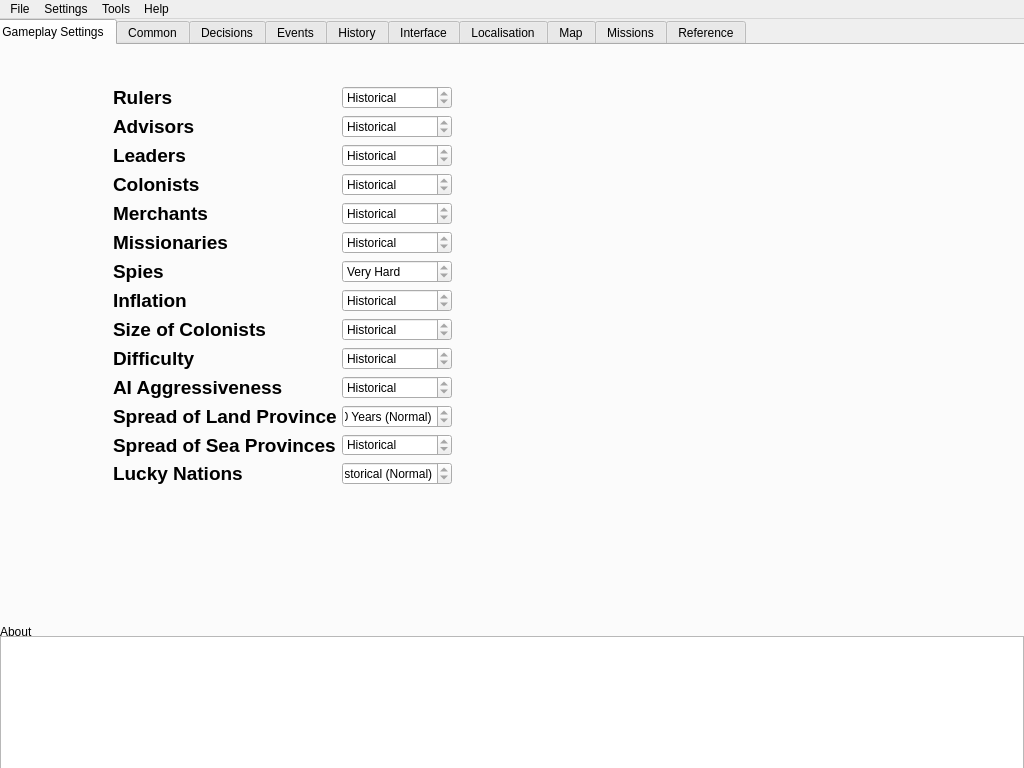
This is BraveNewModder/ui/bravenewmodder.ui in ADataGMan/bravenewmodder as Qt 5 draws it before an edit. The edited form follows.
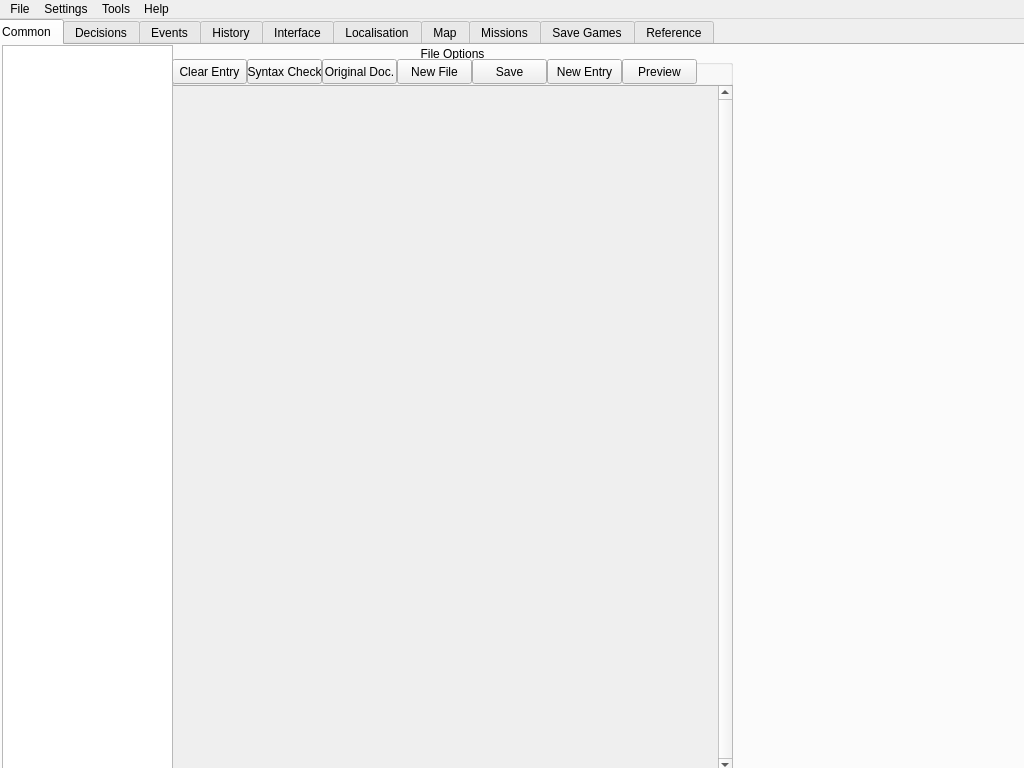
This is the edited form. The open tabs and pages were chosen to show the change.

The edit to the form file:
```diff
--- a/BraveNewModder/ui/bravenewmodder.ui
+++ b/BraveNewModder/ui/bravenewmodder.ui
@@ -44,430 +44,6 @@
     <property name="usesScrollButtons">
      <bool>false</bool>
     </property>
-    <widget class="QWidget" name="tabGameplaySettings">
-     <attribute name="title">
-      <string>Gameplay Settings</string>
-     </attribute>
-     <widget class="QWidget" name="formLayoutWidget">
-      <property name="geometry">
-       <rect>
-        <x>110</x>
-        <y>30</y>
-        <width>361</width>
-        <height>421</height>
-       </rect>
-      </property>
-      <layout class="QFormLayout" name="formLayout">
-       <property name="horizontalSpacing">
-        <number>6</number>
-       </property>
-       <property name="verticalSpacing">
-        <number>6</number>
-       </property>
-       <item row="0" column="0">
-        <widget class="QLabel" name="lblRulers">
-         <property name="text">
-          <string>&lt;!DOCTYPE HTML PUBLIC &quot;-//W3C//DTD HTML 4.0//EN&quot; &quot;http://www.w3.org/TR/REC-html40/strict.dtd&quot;&gt;
-&lt;html&gt;&lt;head&gt;&lt;meta name=&quot;qrichtext&quot; content=&quot;1&quot; /&gt;&lt;style type=&quot;text/css&quot;&gt;
-p, li { white-space: pre-wrap; }
-&lt;/style&gt;&lt;/head&gt;&lt;body style=&quot; font-family:'MS Shell Dlg 2'; font-size:8.25pt; font-weight:400; font-style:normal;&quot;&gt;
-&lt;p style=&quot; margin-top:0px; margin-bottom:0px; margin-left:0px; margin-right:0px; -qt-block-indent:0; text-indent:0px;&quot;&gt;&lt;span style=&quot; font-size:14pt; font-weight:600;&quot;&gt;Rulers&lt;/span&gt;&lt;/p&gt;&lt;/body&gt;&lt;/html&gt;</string>
-         </property>
-        </widget>
-       </item>
-       <item row="0" column="1">
-        <widget class="QSpinBox" name="sbxRulers">
-         <property name="wrapping">
-          <bool>true</bool>
-         </property>
-         <property name="readOnly">
-          <bool>true</bool>
-         </property>
-         <property name="specialValueText">
-          <string>Historical</string>
-         </property>
-         <property name="maximum">
-          <number>2</number>
-         </property>
-        </widget>
-       </item>
-       <item row="1" column="0">
-        <widget class="QLabel" name="lblAdvisors">
-         <property name="text">
-          <string>&lt;!DOCTYPE HTML PUBLIC &quot;-//W3C//DTD HTML 4.0//EN&quot; &quot;http://www.w3.org/TR/REC-html40/strict.dtd&quot;&gt;
-&lt;html&gt;&lt;head&gt;&lt;meta name=&quot;qrichtext&quot; content=&quot;1&quot; /&gt;&lt;style type=&quot;text/css&quot;&gt;
-p, li { white-space: pre-wrap; }
-&lt;/style&gt;&lt;/head&gt;&lt;body style=&quot; font-family:'MS Shell Dlg 2'; font-size:8.25pt; font-weight:400; font-style:normal;&quot;&gt;
-&lt;p style=&quot; margin-top:0px; margin-bottom:0px; margin-left:0px; margin-right:0px; -qt-block-indent:0; text-indent:0px;&quot;&gt;&lt;span style=&quot; font-size:14pt; font-weight:600;&quot;&gt;Advisors&lt;/span&gt;&lt;/p&gt;&lt;/body&gt;&lt;/html&gt;</string>
-         </property>
-        </widget>
-       </item>
-       <item row="1" column="1">
-        <widget class="QSpinBox" name="sbxAdvisors">
-         <property name="wrapping">
-          <bool>true</bool>
-         </property>
-         <property name="readOnly">
-          <bool>true</bool>
-         </property>
-         <property name="specialValueText">
-          <string>Historical</string>
-         </property>
-         <property name="maximum">
-          <number>2</number>
-         </property>
-        </widget>
-       </item>
-       <item row="2" column="0">
-        <widget class="QLabel" name="lblLeaders">
-         <property name="text">
-          <string>&lt;!DOCTYPE HTML PUBLIC &quot;-//W3C//DTD HTML 4.0//EN&quot; &quot;http://www.w3.org/TR/REC-html40/strict.dtd&quot;&gt;
-&lt;html&gt;&lt;head&gt;&lt;meta name=&quot;qrichtext&quot; content=&quot;1&quot; /&gt;&lt;style type=&quot;text/css&quot;&gt;
-p, li { white-space: pre-wrap; }
-&lt;/style&gt;&lt;/head&gt;&lt;body style=&quot; font-family:'MS Shell Dlg 2'; font-size:8.25pt; font-weight:400; font-style:normal;&quot;&gt;
-&lt;p style=&quot; margin-top:0px; margin-bottom:0px; margin-left:0px; margin-right:0px; -qt-block-indent:0; text-indent:0px;&quot;&gt;&lt;span style=&quot; font-size:14pt; font-weight:600;&quot;&gt;Leaders&lt;/span&gt;&lt;/p&gt;&lt;/body&gt;&lt;/html&gt;</string>
-         </property>
-        </widget>
-       </item>
-       <item row="2" column="1">
-        <widget class="QSpinBox" name="sbxLeaders">
-         <property name="wrapping">
-          <bool>true</bool>
-         </property>
-         <property name="readOnly">
-          <bool>true</bool>
-         </property>
-         <property name="specialValueText">
-          <string>Historical</string>
-         </property>
-         <property name="maximum">
-          <number>2</number>
-         </property>
-        </widget>
-       </item>
-       <item row="3" column="0">
-        <widget class="QLabel" name="lblColonists">
-         <property name="text">
-          <string>&lt;!DOCTYPE HTML PUBLIC &quot;-//W3C//DTD HTML 4.0//EN&quot; &quot;http://www.w3.org/TR/REC-html40/strict.dtd&quot;&gt;
-&lt;html&gt;&lt;head&gt;&lt;meta name=&quot;qrichtext&quot; content=&quot;1&quot; /&gt;&lt;style type=&quot;text/css&quot;&gt;
-p, li { white-space: pre-wrap; }
-&lt;/style&gt;&lt;/head&gt;&lt;body style=&quot; font-family:'MS Shell Dlg 2'; font-size:8.25pt; font-weight:400; font-style:normal;&quot;&gt;
-&lt;p style=&quot; margin-top:0px; margin-bottom:0px; margin-left:0px; margin-right:0px; -qt-block-indent:0; text-indent:0px;&quot;&gt;&lt;span style=&quot; font-size:14pt; font-weight:600;&quot;&gt;Colonists&lt;/span&gt;&lt;/p&gt;&lt;/body&gt;&lt;/html&gt;</string>
-         </property>
-        </widget>
-       </item>
-       <item row="3" column="1">
-        <widget class="QSpinBox" name="sbxColonists">
-         <property name="wrapping">
-          <bool>true</bool>
-         </property>
-         <property name="readOnly">
-          <bool>true</bool>
-         </property>
-         <property name="specialValueText">
-          <string>Historical</string>
-         </property>
-         <property name="maximum">
-          <number>1</number>
-         </property>
-        </widget>
-       </item>
-       <item row="4" column="0">
-        <widget class="QLabel" name="lblMerchants">
-         <property name="text">
-          <string>&lt;!DOCTYPE HTML PUBLIC &quot;-//W3C//DTD HTML 4.0//EN&quot; &quot;http://www.w3.org/TR/REC-html40/strict.dtd&quot;&gt;
-&lt;html&gt;&lt;head&gt;&lt;meta name=&quot;qrichtext&quot; content=&quot;1&quot; /&gt;&lt;style type=&quot;text/css&quot;&gt;
-p, li { white-space: pre-wrap; }
-&lt;/style&gt;&lt;/head&gt;&lt;body style=&quot; font-family:'MS Shell Dlg 2'; font-size:8.25pt; font-weight:400; font-style:normal;&quot;&gt;
-&lt;p style=&quot; margin-top:0px; margin-bottom:0px; margin-left:0px; margin-right:0px; -qt-block-indent:0; text-indent:0px;&quot;&gt;&lt;span style=&quot; font-size:14pt; font-weight:600;&quot;&gt;Merchants&lt;/span&gt;&lt;/p&gt;&lt;/body&gt;&lt;/html&gt;</string>
-         </property>
-        </widget>
-       </item>
-       <item row="4" column="1">
-        <widget class="QSpinBox" name="sbxMerchants">
-         <property name="wrapping">
-          <bool>true</bool>
-         </property>
-         <property name="readOnly">
-          <bool>true</bool>
-         </property>
-         <property name="specialValueText">
-          <string>Historical</string>
-         </property>
-         <property name="maximum">
-          <number>1</number>
-         </property>
-        </widget>
-       </item>
-       <item row="5" column="0">
-        <widget class="QLabel" name="lblMissionaries">
-         <property name="text">
-          <string>&lt;!DOCTYPE HTML PUBLIC &quot;-//W3C//DTD HTML 4.0//EN&quot; &quot;http://www.w3.org/TR/REC-html40/strict.dtd&quot;&gt;
-&lt;html&gt;&lt;head&gt;&lt;meta name=&quot;qrichtext&quot; content=&quot;1&quot; /&gt;&lt;style type=&quot;text/css&quot;&gt;
-p, li { white-space: pre-wrap; }
-&lt;/style&gt;&lt;/head&gt;&lt;body style=&quot; font-family:'MS Shell Dlg 2'; font-size:8.25pt; font-weight:400; font-style:normal;&quot;&gt;
-&lt;p style=&quot; margin-top:0px; margin-bottom:0px; margin-left:0px; margin-right:0px; -qt-block-indent:0; text-indent:0px;&quot;&gt;&lt;span style=&quot; font-size:14pt; font-weight:600;&quot;&gt;Missionaries&lt;/span&gt;&lt;/p&gt;&lt;/body&gt;&lt;/html&gt;</string>
-         </property>
-        </widget>
-       </item>
-       <item row="5" column="1">
-        <widget class="QSpinBox" name="sbxMissionaries">
-         <property name="wrapping">
-          <bool>true</bool>
-         </property>
-         <property name="readOnly">
-          <bool>true</bool>
-         </property>
-         <property name="specialValueText">
-          <string>Historical</string>
-         </property>
-         <property name="maximum">
-          <number>4</number>
-         </property>
-        </widget>
-       </item>
-       <item row="6" column="0">
-        <widget class="QLabel" name="lblSpies">
-         <property name="text">
-          <string>&lt;!DOCTYPE HTML PUBLIC &quot;-//W3C//DTD HTML 4.0//EN&quot; &quot;http://www.w3.org/TR/REC-html40/strict.dtd&quot;&gt;
-&lt;html&gt;&lt;head&gt;&lt;meta name=&quot;qrichtext&quot; content=&quot;1&quot; /&gt;&lt;style type=&quot;text/css&quot;&gt;
-p, li { white-space: pre-wrap; }
-&lt;/style&gt;&lt;/head&gt;&lt;body style=&quot; font-family:'MS Shell Dlg 2'; font-size:8.25pt; font-weight:400; font-style:normal;&quot;&gt;
-&lt;p style=&quot; margin-top:0px; margin-bottom:0px; margin-left:0px; margin-right:0px; -qt-block-indent:0; text-indent:0px;&quot;&gt;&lt;span style=&quot; font-size:14pt; font-weight:600;&quot;&gt;Spies&lt;/span&gt;&lt;/p&gt;&lt;/body&gt;&lt;/html&gt;</string>
-         </property>
-        </widget>
-       </item>
-       <item row="6" column="1">
-        <widget class="QSpinBox" name="sbxSpies">
-         <property name="wrapping">
-          <bool>true</bool>
-         </property>
-         <property name="readOnly">
-          <bool>true</bool>
-         </property>
-         <property name="specialValueText">
-          <string>Very Hard</string>
-         </property>
-         <property name="maximum">
-          <number>1</number>
-         </property>
-        </widget>
-       </item>
-       <item row="7" column="0">
-        <widget class="QLabel" name="lblInflation">
-         <property name="text">
-          <string>&lt;!DOCTYPE HTML PUBLIC &quot;-//W3C//DTD HTML 4.0//EN&quot; &quot;http://www.w3.org/TR/REC-html40/strict.dtd&quot;&gt;
-&lt;html&gt;&lt;head&gt;&lt;meta name=&quot;qrichtext&quot; content=&quot;1&quot; /&gt;&lt;style type=&quot;text/css&quot;&gt;
-p, li { white-space: pre-wrap; }
-&lt;/style&gt;&lt;/head&gt;&lt;body style=&quot; font-family:'MS Shell Dlg 2'; font-size:8.25pt; font-weight:400; font-style:normal;&quot;&gt;
-&lt;p style=&quot; margin-top:0px; margin-bottom:0px; margin-left:0px; margin-right:0px; -qt-block-indent:0; text-indent:0px;&quot;&gt;&lt;span style=&quot; font-size:14pt; font-weight:600;&quot;&gt;Inflation&lt;/span&gt;&lt;/p&gt;&lt;/body&gt;&lt;/html&gt;</string>
-         </property>
-        </widget>
-       </item>
-       <item row="7" column="1">
-        <widget class="QSpinBox" name="sbxInflation">
-         <property name="wrapping">
-          <bool>true</bool>
-         </property>
-         <property name="readOnly">
-          <bool>true</bool>
-         </property>
-         <property name="specialValueText">
-          <string>Historical</string>
-         </property>
-         <property name="maximum">
-          <number>2</number>
-         </property>
-        </widget>
-       </item>
-       <item row="8" column="0">
-        <widget class="QLabel" name="lblSizeofColonists">
-         <property name="text">
-          <string>&lt;!DOCTYPE HTML PUBLIC &quot;-//W3C//DTD HTML 4.0//EN&quot; &quot;http://www.w3.org/TR/REC-html40/strict.dtd&quot;&gt;
-&lt;html&gt;&lt;head&gt;&lt;meta name=&quot;qrichtext&quot; content=&quot;1&quot; /&gt;&lt;style type=&quot;text/css&quot;&gt;
-p, li { white-space: pre-wrap; }
-&lt;/style&gt;&lt;/head&gt;&lt;body style=&quot; font-family:'MS Shell Dlg 2'; font-size:8.25pt; font-weight:400; font-style:normal;&quot;&gt;
-&lt;p style=&quot; margin-top:0px; margin-bottom:0px; margin-left:0px; margin-right:0px; -qt-block-indent:0; text-indent:0px;&quot;&gt;&lt;span style=&quot; font-size:14pt; font-weight:600;&quot;&gt;Size of Colonists&lt;/span&gt;&lt;/p&gt;&lt;/body&gt;&lt;/html&gt;</string>
-         </property>
-        </widget>
-       </item>
-       <item row="8" column="1">
-        <widget class="QSpinBox" name="sbxSizeofColonists">
-         <property name="wrapping">
-          <bool>true</bool>
-         </property>
-         <property name="readOnly">
-          <bool>true</bool>
-         </property>
-         <property name="specialValueText">
-          <string>Historical</string>
-         </property>
-         <property name="maximum">
-          <number>3</number>
-         </property>
-        </widget>
-       </item>
-       <item row="9" column="0">
-        <widget class="QLabel" name="lblDifficulty">
-         <property name="text">
-          <string>&lt;!DOCTYPE HTML PUBLIC &quot;-//W3C//DTD HTML 4.0//EN&quot; &quot;http://www.w3.org/TR/REC-html40/strict.dtd&quot;&gt;
-&lt;html&gt;&lt;head&gt;&lt;meta name=&quot;qrichtext&quot; content=&quot;1&quot; /&gt;&lt;style type=&quot;text/css&quot;&gt;
-p, li { white-space: pre-wrap; }
-&lt;/style&gt;&lt;/head&gt;&lt;body style=&quot; font-family:'MS Shell Dlg 2'; font-size:8.25pt; font-weight:400; font-style:normal;&quot;&gt;
-&lt;p style=&quot; margin-top:0px; margin-bottom:0px; margin-left:0px; margin-right:0px; -qt-block-indent:0; text-indent:0px;&quot;&gt;&lt;span style=&quot; font-size:14pt; font-weight:600;&quot;&gt;Difficulty&lt;/span&gt;&lt;/p&gt;&lt;/body&gt;&lt;/html&gt;</string>
-         </property>
-        </widget>
-       </item>
-       <item row="9" column="1">
-        <widget class="QSpinBox" name="sbxDifficulty">
-         <property name="wrapping">
-          <bool>true</bool>
-         </property>
-         <property name="readOnly">
-          <bool>true</bool>
-         </property>
-         <property name="specialValueText">
-          <string>Historical</string>
-         </property>
-         <property name="maximum">
-          <number>4</number>
-         </property>
-        </widget>
-       </item>
-       <item row="10" column="0">
-        <widget class="QLabel" name="lblAIAggressiveness">
-         <property name="text">
-          <string>&lt;!DOCTYPE HTML PUBLIC &quot;-//W3C//DTD HTML 4.0//EN&quot; &quot;http://www.w3.org/TR/REC-html40/strict.dtd&quot;&gt;
-&lt;html&gt;&lt;head&gt;&lt;meta name=&quot;qrichtext&quot; content=&quot;1&quot; /&gt;&lt;style type=&quot;text/css&quot;&gt;
-p, li { white-space: pre-wrap; }
-&lt;/style&gt;&lt;/head&gt;&lt;body style=&quot; font-family:'MS Shell Dlg 2'; font-size:8.25pt; font-weight:400; font-style:normal;&quot;&gt;
-&lt;p style=&quot; margin-top:0px; margin-bottom:0px; margin-left:0px; margin-right:0px; -qt-block-indent:0; text-indent:0px;&quot;&gt;&lt;span style=&quot; font-size:14pt; font-weight:600;&quot;&gt;AI Aggressiveness&lt;/span&gt;&lt;/p&gt;&lt;/body&gt;&lt;/html&gt;</string>
-         </property>
-        </widget>
-       </item>
-       <item row="10" column="1">
-        <widget class="QSpinBox" name="sbxAIAggressiveness">
-         <property name="wrapping">
-          <bool>true</bool>
-         </property>
-         <property name="readOnly">
-          <bool>true</bool>
-         </property>
-         <property name="specialValueText">
-          <string>Historical</string>
-         </property>
-         <property name="maximum">
-          <number>2</number>
-         </property>
-        </widget>
-       </item>
-       <item row="11" column="0">
-        <widget class="QLabel" name="lblSpreadofLandProvinces">
-         <property name="text">
-          <string>&lt;!DOCTYPE HTML PUBLIC &quot;-//W3C//DTD HTML 4.0//EN&quot; &quot;http://www.w3.org/TR/REC-html40/strict.dtd&quot;&gt;
-&lt;html&gt;&lt;head&gt;&lt;meta name=&quot;qrichtext&quot; content=&quot;1&quot; /&gt;&lt;style type=&quot;text/css&quot;&gt;
-p, li { white-space: pre-wrap; }
-&lt;/style&gt;&lt;/head&gt;&lt;body style=&quot; font-family:'MS Shell Dlg 2'; font-size:8.25pt; font-weight:400; font-style:normal;&quot;&gt;
-&lt;p style=&quot; margin-top:0px; margin-bottom:0px; margin-left:0px; margin-right:0px; -qt-block-indent:0; text-indent:0px;&quot;&gt;&lt;span style=&quot; font-size:14pt; font-weight:600;&quot;&gt;Spread of Land Provinces&lt;/span&gt;&lt;/p&gt;&lt;/body&gt;&lt;/html&gt;</string>
-         </property>
-        </widget>
-       </item>
-       <item row="11" column="1">
-        <widget class="QSpinBox" name="sbxSpreadofLandProvinces">
-         <property name="wrapping">
-          <bool>true</bool>
-         </property>
-         <property name="readOnly">
-          <bool>true</bool>
-         </property>
-         <property name="specialValueText">
-          <string>50 Years (Normal)</string>
-         </property>
-         <property name="maximum">
-          <number>4</number>
-         </property>
-        </widget>
-       </item>
-       <item row="12" column="0">
-        <widget class="QLabel" name="lblSpreadofSeaProvinces">
-         <property name="text">
-          <string>&lt;!DOCTYPE HTML PUBLIC &quot;-//W3C//DTD HTML 4.0//EN&quot; &quot;http://www.w3.org/TR/REC-html40/strict.dtd&quot;&gt;
-&lt;html&gt;&lt;head&gt;&lt;meta name=&quot;qrichtext&quot; content=&quot;1&quot; /&gt;&lt;style type=&quot;text/css&quot;&gt;
-p, li { white-space: pre-wrap; }
-&lt;/style&gt;&lt;/head&gt;&lt;body style=&quot; font-family:'MS Shell Dlg 2'; font-size:8.25pt; font-weight:400; font-style:normal;&quot;&gt;
-&lt;p style=&quot; margin-top:0px; margin-bottom:0px; margin-left:0px; margin-right:0px; -qt-block-indent:0; text-indent:0px;&quot;&gt;&lt;span style=&quot; font-size:14pt; font-weight:600;&quot;&gt;Spread of Sea Provinces&lt;/span&gt;&lt;/p&gt;&lt;/body&gt;&lt;/html&gt;</string>
-         </property>
-        </widget>
-       </item>
-       <item row="12" column="1">
-        <widget class="QSpinBox" name="sbxSpreadofSeaProvinces">
-         <property name="wrapping">
-          <bool>true</bool>
-         </property>
-         <property name="readOnly">
-          <bool>true</bool>
-         </property>
-         <property name="specialValueText">
-          <string>Historical</string>
-         </property>
-         <property name="maximum">
-          <number>1</number>
-         </property>
-        </widget>
-       </item>
-       <item row="13" column="0">
-        <widget class="QLabel" name="lblLuckyNations">
-         <property name="text">
-          <string>&lt;!DOCTYPE HTML PUBLIC &quot;-//W3C//DTD HTML 4.0//EN&quot; &quot;http://www.w3.org/TR/REC-html40/strict.dtd&quot;&gt;
-&lt;html&gt;&lt;head&gt;&lt;meta name=&quot;qrichtext&quot; content=&quot;1&quot; /&gt;&lt;style type=&quot;text/css&quot;&gt;
-p, li { white-space: pre-wrap; }
-&lt;/style&gt;&lt;/head&gt;&lt;body style=&quot; font-family:'MS Shell Dlg 2'; font-size:8.25pt; font-weight:400; font-style:normal;&quot;&gt;
-&lt;p style=&quot; margin-top:0px; margin-bottom:0px; margin-left:0px; margin-right:0px; -qt-block-indent:0; text-indent:0px;&quot;&gt;&lt;span style=&quot; font-size:14pt; font-weight:600;&quot;&gt;Lucky Nations&lt;/span&gt;&lt;/p&gt;&lt;/body&gt;&lt;/html&gt;</string>
-         </property>
-        </widget>
-       </item>
-       <item row="13" column="1">
-        <widget class="QSpinBox" name="sbxLuckyNations">
-         <property name="wrapping">
-          <bool>true</bool>
-         </property>
-         <property name="readOnly">
-          <bool>true</bool>
-         </property>
-         <property name="specialValueText">
-          <string>Historical (Normal)</string>
-         </property>
-         <property name="maximum">
-          <number>2</number>
-         </property>
-        </widget>
-       </item>
-      </layout>
-     </widget>
-     <widget class="QGroupBox" name="groupBox">
-      <property name="geometry">
-       <rect>
-        <x>8</x>
-        <y>579</y>
-        <width>1024</width>
-        <height>149</height>
-       </rect>
-      </property>
-      <property name="title">
-       <string>About</string>
-      </property>
-      <widget class="QTextBrowser" name="textBrowser">
-       <property name="geometry">
-        <rect>
-         <x>0</x>
-         <y>12</y>
-         <width>1024</width>
-         <height>134</height>
-        </rect>
-       </property>
-      </widget>
-     </widget>
-    </widget>
     <widget class="QWidget" name="tabCommon">
      <attribute name="title">
       <string>Common</string>
@@ -982,6 +558,157 @@
     <widget class="QWidget" name="tabMissions">
      <attribute name="title">
       <string>Missions</string>
+     </attribute>
+     <widget class="QTreeView" name="trvEvents_2">
+      <property name="geometry">
+       <rect>
+        <x>10</x>
+        <y>0</y>
+        <width>171</width>
+        <height>726</height>
+       </rect>
+      </property>
+     </widget>
+     <widget class="QGroupBox" name="groupBox_5">
+      <property name="geometry">
+       <rect>
+        <x>180</x>
+        <y>0</y>
+        <width>561</width>
+        <height>41</height>
+       </rect>
+      </property>
+      <property name="title">
+       <string>File Options</string>
+      </property>
+      <property name="alignment">
+       <set>Qt::AlignCenter</set>
+      </property>
+      <widget class="QPushButton" name="pushButton_28">
+       <property name="geometry">
+        <rect>
+         <x>150</x>
+         <y>14</y>
+         <width>75</width>
+         <height>25</height>
+        </rect>
+       </property>
+       <property name="text">
+        <string>Original Doc.</string>
+       </property>
+      </widget>
+      <widget class="QPushButton" name="pushButton_29">
+       <property name="geometry">
+        <rect>
+         <x>0</x>
+         <y>14</y>
+         <width>75</width>
+         <height>25</height>
+        </rect>
+       </property>
+       <property name="text">
+        <string>Clear Entry</string>
+       </property>
+      </widget>
+      <widget class="QPushButton" name="pushButton_30">
+       <property name="geometry">
+        <rect>
+         <x>75</x>
+         <y>14</y>
+         <width>75</width>
+         <height>25</height>
+        </rect>
+       </property>
+       <property name="text">
+        <string>Syntax Check</string>
+       </property>
+      </widget>
+      <widget class="QPushButton" name="pushButton_31">
+       <property name="geometry">
+        <rect>
+         <x>225</x>
+         <y>14</y>
+         <width>75</width>
+         <height>25</height>
+        </rect>
+       </property>
+       <property name="text">
+        <string>New File</string>
+       </property>
+      </widget>
+      <widget class="QPushButton" name="pushButton_32">
+       <property name="geometry">
+        <rect>
+         <x>375</x>
+         <y>14</y>
+         <width>75</width>
+         <height>25</height>
+        </rect>
+       </property>
+       <property name="text">
+        <string>New Entry</string>
+       </property>
+      </widget>
+      <widget class="QPushButton" name="pushButton_33">
+       <property name="geometry">
+        <rect>
+         <x>300</x>
+         <y>14</y>
+         <width>75</width>
+         <height>25</height>
+        </rect>
+       </property>
+       <property name="text">
+        <string>Save</string>
+       </property>
+      </widget>
+      <widget class="QPushButton" name="pushButton_34">
+       <property name="geometry">
+        <rect>
+         <x>450</x>
+         <y>14</y>
+         <width>75</width>
+         <height>25</height>
+        </rect>
+       </property>
+       <property name="text">
+        <string>Preview</string>
+       </property>
+      </widget>
+     </widget>
+     <widget class="QScrollArea" name="scrollArea_2">
+      <property name="geometry">
+       <rect>
+        <x>180</x>
+        <y>40</y>
+        <width>561</width>
+        <height>688</height>
+       </rect>
+      </property>
+      <property name="verticalScrollBarPolicy">
+       <enum>Qt::ScrollBarAlwaysOn</enum>
+      </property>
+      <property name="horizontalScrollBarPolicy">
+       <enum>Qt::ScrollBarAlwaysOff</enum>
+      </property>
+      <property name="widgetResizable">
+       <bool>true</bool>
+      </property>
+      <widget class="QWidget" name="scrollAreaWidgetContents_2">
+       <property name="geometry">
+        <rect>
+         <x>0</x>
+         <y>0</y>
+         <width>541</width>
+         <height>684</height>
+        </rect>
+       </property>
+      </widget>
+     </widget>
+    </widget>
+    <widget class="QWidget" name="tab_12">
+     <attribute name="title">
+      <string>Save Games</string>
      </attribute>
     </widget>
     <widget class="QWidget" name="tabReference">
```
Left out of the diff: 206 changed lines with no effect on the pictures.
